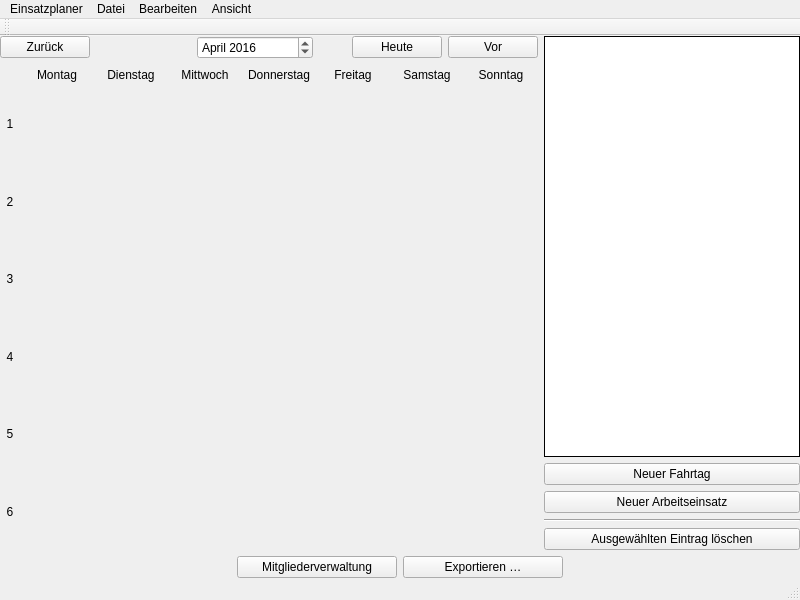
First picture: the form in Programm/Einsatzplaner/mainwindow.ui, repository philjosch/Einsatzplaner, before the edit.
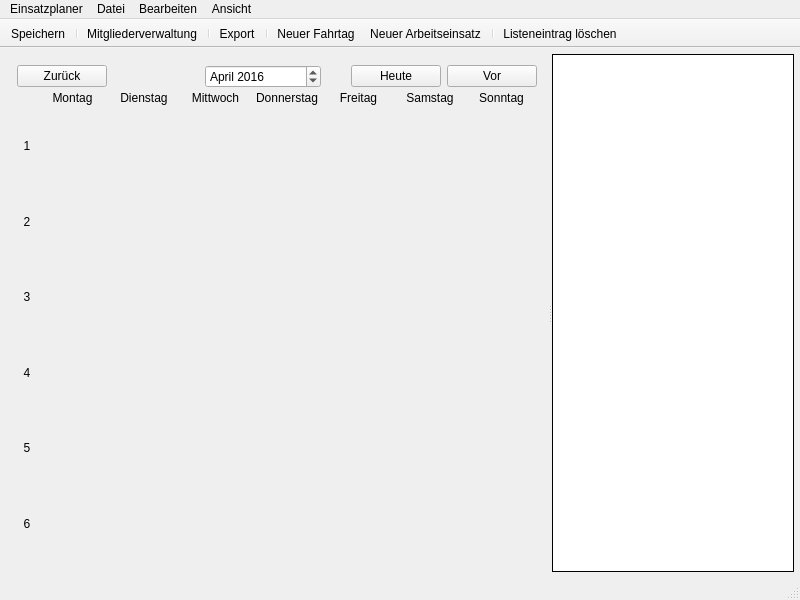
Second picture: the form after the edit. Icons and pictures are not drawn. Custom widgets are drawn as their Qt base class.

Commit message:
ToolBar eingeführt
Personalfenster, Kalender, Personfenster verwenden eine Toolbar, um die häufigen Funktionen bereitzustellen. Entsprechende Buttons wurden entfernt.

```diff
--- a/Programm/Einsatzplaner/mainwindow.ui
+++ b/Programm/Einsatzplaner/mainwindow.ui
@@ -14,22 +14,121 @@
    <string>Neues Dokument – Übersicht</string>
   </property>
   <widget class="QWidget" name="centralWidget">
-   <layout class="QGridLayout" name="gridLayout" rowstretch="0,1,0" columnstretch="2,0">
+   <layout class="QGridLayout" name="gridLayout">
     <property name="leftMargin">
-     <number>0</number>
+     <number>6</number>
     </property>
     <property name="topMargin">
-     <number>0</number>
+     <number>6</number>
     </property>
     <property name="rightMargin">
-     <number>0</number>
+     <number>6</number>
     </property>
     <property name="bottomMargin">
-     <number>0</number>
+     <number>6</number>
     </property>
+    <item row="0" column="0">
+     <widget class="QSplitter" name="splitter">
+      <property name="orientation">
+       <enum>Qt::Horizontal</enum>
+      </property>
+      <widget class="QWidget" name="layoutWidget">
+       <layout class="QGridLayout" name="gridLayout_3" rowstretch="0,1">
     <property name="spacing">
+         <number>0</number>
+        </property>
+        <item row="0" column="0">
+         <layout class="QGridLayout" name="gridKopf" columnstretch="0,0,0,0,0,0">
+          <property name="horizontalSpacing">
      <number>6</number>
     </property>
+          <property name="verticalSpacing">
+           <number>0</number>
+          </property>
+          <item row="0" column="0">
+           <widget class="QPushButton" name="buttonPrev">
+            <property name="minimumSize">
+             <size>
+              <width>90</width>
+              <height>0</height>
+             </size>
+            </property>
+            <property name="text">
+             <string>Zurück</string>
+            </property>
+           </widget>
+          </item>
+          <item row="0" column="1">
+           <spacer name="horizontalSpacer_3">
+            <property name="orientation">
+             <enum>Qt::Horizontal</enum>
+            </property>
+            <property name="sizeHint" stdset="0">
+             <size>
+              <width>108</width>
+              <height>20</height>
+             </size>
+            </property>
+           </spacer>
+          </item>
+          <item row="0" column="4">
+           <widget class="QPushButton" name="buttonToday">
+            <property name="minimumSize">
+             <size>
+              <width>90</width>
+              <height>0</height>
+             </size>
+            </property>
+            <property name="text">
+             <string>Heute</string>
+            </property>
+           </widget>
+          </item>
+          <item row="0" column="3">
+           <spacer name="horizontalSpacer_4">
+            <property name="orientation">
+             <enum>Qt::Horizontal</enum>
+            </property>
+            <property name="sizeHint" stdset="0">
+             <size>
+              <width>40</width>
+              <height>20</height>
+             </size>
+            </property>
+           </spacer>
+          </item>
+          <item row="0" column="5">
+           <widget class="QPushButton" name="buttonNext">
+            <property name="minimumSize">
+             <size>
+              <width>90</width>
+              <height>0</height>
+             </size>
+            </property>
+            <property name="text">
+             <string>Vor</string>
+            </property>
+           </widget>
+          </item>
+          <item row="0" column="2">
+           <widget class="QDateEdit" name="dateSelector">
+            <property name="currentSection">
+             <enum>QDateTimeEdit::MonthSection</enum>
+            </property>
+            <property name="displayFormat">
+             <string>MMMM yyyy</string>
+            </property>
+            <property name="date">
+             <date>
+              <year>2016</year>
+              <month>4</month>
+              <day>3</day>
+             </date>
+            </property>
+           </widget>
+          </item>
+         </layout>
+        </item>
     <item row="1" column="0">
      <layout class="QGridLayout" name="gridKalender" rowstretch="0,1,1,1,1,1,1">
       <property name="spacing">
@@ -619,104 +718,8 @@
       </item>
      </layout>
     </item>
-    <item row="0" column="0">
-     <layout class="QGridLayout" name="gridKopf" columnstretch="0,0,0,0,0,0">
-      <property name="horizontalSpacing">
-       <number>6</number>
-      </property>
-      <property name="verticalSpacing">
-       <number>0</number>
-      </property>
-      <item row="0" column="0">
-       <widget class="QPushButton" name="buttonPrev">
-        <property name="minimumSize">
-         <size>
-          <width>90</width>
-          <height>0</height>
-         </size>
-        </property>
-        <property name="text">
-         <string>Zurück</string>
-        </property>
-       </widget>
-      </item>
-      <item row="0" column="1">
-       <spacer name="horizontalSpacer_3">
-        <property name="orientation">
-         <enum>Qt::Horizontal</enum>
-        </property>
-        <property name="sizeHint" stdset="0">
-         <size>
-          <width>108</width>
-          <height>20</height>
-         </size>
-        </property>
-       </spacer>
-      </item>
-      <item row="0" column="4">
-       <widget class="QPushButton" name="buttonToday">
-        <property name="minimumSize">
-         <size>
-          <width>90</width>
-          <height>0</height>
-         </size>
-        </property>
-        <property name="text">
-         <string>Heute</string>
-        </property>
-       </widget>
-      </item>
-      <item row="0" column="3">
-       <spacer name="horizontalSpacer_4">
-        <property name="orientation">
-         <enum>Qt::Horizontal</enum>
-        </property>
-        <property name="sizeHint" stdset="0">
-         <size>
-          <width>40</width>
-          <height>20</height>
-         </size>
-        </property>
-       </spacer>
-      </item>
-      <item row="0" column="5">
-       <widget class="QPushButton" name="buttonNext">
-        <property name="minimumSize">
-         <size>
-          <width>90</width>
-          <height>0</height>
-         </size>
-        </property>
-        <property name="text">
-         <string>Vor</string>
-        </property>
-       </widget>
-      </item>
-      <item row="0" column="2">
-       <widget class="QDateEdit" name="dateSelector">
-        <property name="currentSection">
-         <enum>QDateTimeEdit::MonthSection</enum>
-        </property>
-        <property name="displayFormat">
-         <string>MMMM yyyy</string>
-        </property>
-        <property name="date">
-         <date>
-          <year>2016</year>
-          <month>4</month>
-          <day>3</day>
-         </date>
-        </property>
-       </widget>
-      </item>
-     </layout>
-    </item>
-    <item row="0" column="1" rowspan="2">
-     <layout class="QGridLayout" name="gridListe">
-      <property name="verticalSpacing">
-       <number>6</number>
-      </property>
-      <item row="0" column="0">
+       </layout>
+      </widget>
        <widget class="QListWidget" name="listWidget">
         <property name="minimumSize">
          <size>
@@ -731,110 +734,7 @@
          <enum>QFrame::Plain</enum>
         </property>
        </widget>
-      </item>
-      <item row="1" column="0">
-       <widget class="QPushButton" name="buttonAddFahrtag">
-        <property name="minimumSize">
-         <size>
-          <width>170</width>
-          <height>0</height>
-         </size>
-        </property>
-        <property name="text">
-         <string>Neuer Fahrtag</string>
-        </property>
-       </widget>
-      </item>
-      <item row="2" column="0">
-       <widget class="QPushButton" name="buttonAddActivity">
-        <property name="minimumSize">
-         <size>
-          <width>170</width>
-          <height>0</height>
-         </size>
-        </property>
-        <property name="text">
-         <string>Neuer Arbeitseinsatz</string>
-        </property>
-       </widget>
-      </item>
-      <item row="3" column="0">
-       <widget class="Line" name="line">
-        <property name="orientation">
-         <enum>Qt::Horizontal</enum>
-        </property>
-       </widget>
-      </item>
-      <item row="4" column="0">
-       <widget class="QPushButton" name="buttonDelete">
-        <property name="minimumSize">
-         <size>
-          <width>205</width>
-          <height>0</height>
-         </size>
-        </property>
-        <property name="text">
-         <string>Ausgewählten Eintrag löschen</string>
-        </property>
-       </widget>
-      </item>
-     </layout>
-    </item>
-    <item row="2" column="0" colspan="2">
-     <layout class="QGridLayout" name="gridFuss">
-      <item row="0" column="0">
-       <spacer name="horizontalSpacer">
-        <property name="orientation">
-         <enum>Qt::Horizontal</enum>
-        </property>
-        <property name="sizeHint" stdset="0">
-         <size>
-          <width>326</width>
-          <height>20</height>
-         </size>
-        </property>
-       </spacer>
-      </item>
-      <item row="0" column="1">
-       <widget class="QPushButton" name="buttonPersonal">
-        <property name="minimumSize">
-         <size>
-          <width>160</width>
-          <height>0</height>
-         </size>
-        </property>
-        <property name="text">
-         <string>Mitgliederverwaltung</string>
-        </property>
-       </widget>
-      </item>
-      <item row="0" column="2">
-       <widget class="QPushButton" name="buttonExport">
-        <property name="minimumSize">
-         <size>
-          <width>160</width>
-          <height>0</height>
-         </size>
-        </property>
-        <property name="text">
-         <string>Exportieren …</string>
-        </property>
-       </widget>
-      </item>
-      <item row="0" column="3">
-       <spacer name="horizontalSpacer_2">
-        <property name="orientation">
-         <enum>Qt::Horizontal</enum>
-        </property>
-        <property name="sizeHint" stdset="0">
-         <size>
-          <width>326</width>
-          <height>20</height>
-         </size>
-        </property>
-       </spacer>
-      </item>
-     </layout>
+     </widget>
     </item>
    </layout>
   </widget>
@@ -854,8 +754,9 @@
     <property name="title">
      <string>Bearbeiten</string>
     </property>
-    <addaction name="actionNeuer_Fahrtag"/>
-    <addaction name="actionNeuer_Arbeitseinsatz"/>
+    <addaction name="actionNeuFahrtag"/>
+    <addaction name="actionNeuArbeitseinsatz"/>
+    <addaction name="actionLoeschen"/>
    </widget>
    <widget class="QMenu" name="menuDatei">
     <property name="title">
@@ -890,6 +791,7 @@
      <string>Ansicht</string>
     </property>
     <addaction name="actionPersonal"/>
+    <addaction name="actionToolbar"/>
    </widget>
    <widget class="QMenu" name="menuApp">
     <property name="title">
@@ -908,15 +810,44 @@
    <addaction name="menuAnsicht"/>
   </widget>
   <widget class="QToolBar" name="mainToolBar">
+   <property name="movable">
+    <bool>false</bool>
+   </property>
+   <property name="allowedAreas">
+    <set>Qt::TopToolBarArea</set>
+   </property>
+   <property name="iconSize">
+    <size>
+     <width>16</width>
+     <height>16</height>
+    </size>
+   </property>
+   <property name="toolButtonStyle">
+    <enum>Qt::ToolButtonTextUnderIcon</enum>
+   </property>
    <attribute name="toolBarArea">
     <enum>TopToolBarArea</enum>
    </attribute>
    <attribute name="toolBarBreak">
     <bool>false</bool>
    </attribute>
+   <addaction name="actionSave"/>
+   <addaction name="separator"/>
+   <addaction name="actionPersonal"/>
+   <addaction name="separator"/>
+   <addaction name="actionExport"/>
+   <addaction name="separator"/>
+   <addaction name="actionNeuFahrtag"/>
+   <addaction name="actionNeuArbeitseinsatz"/>
+   <addaction name="separator"/>
+   <addaction name="actionLoeschen"/>
   </widget>
   <widget class="QStatusBar" name="statusBar"/>
-  <action name="actionNeuer_Fahrtag">
+  <action name="actionNeuFahrtag">
+   <property name="icon">
+    <iconset resource="../icons/icons_rc.qrc">
+     <normaloff>:/icon/travel-train.svg</normaloff>:/icon/travel-train.svg</iconset>
+   </property>
    <property name="text">
     <string>Neuer Fahrtag</string>
    </property>
@@ -926,8 +857,15 @@
    <property name="shortcutContext">
     <enum>Qt::WindowShortcut</enum>
    </property>
+   <property name="iconVisibleInMenu">
+    <bool>false</bool>
+   </property>
   </action>
-  <action name="actionNeuer_Arbeitseinsatz">
+  <action name="actionNeuArbeitseinsatz">
+   <property name="icon">
+    <iconset resource="../icons/icons_rc.qrc">
+     <normaloff>:/icon/wrench.svg</normaloff>:/icon/wrench.svg</iconset>
+   </property>
    <property name="text">
     <string>Neuer Arbeitseinsatz</string>
    </property>
@@ -937,6 +875,9 @@
    <property name="shortcutContext">
     <enum>Qt::WindowShortcut</enum>
    </property>
+   <property name="iconVisibleInMenu">
+    <bool>false</bool>
+   </property>
   </action>
   <action name="actionNew">
    <property name="text">
@@ -961,6 +902,10 @@
    </property>
   </action>
   <action name="actionSave">
+   <property name="icon">
+    <iconset resource="../icons/icons_rc.qrc">
+     <normaloff>:/icon/save-disk.svg</normaloff>:/icon/save-disk.svg</iconset>
+   </property>
    <property name="text">
     <string>Speichern</string>
    </property>
@@ -970,6 +915,9 @@
    <property name="shortcutContext">
     <enum>Qt::WindowShortcut</enum>
    </property>
+   <property name="iconVisibleInMenu">
+    <bool>false</bool>
+   </property>
   </action>
   <action name="actionSaveas">
    <property name="text">
@@ -1008,6 +956,10 @@
    <property name="checkable">
     <bool>false</bool>
    </property>
+   <property name="icon">
+    <iconset resource="../icons/icons_rc.qrc">
+     <normaloff>:/icon/user-group.svg</normaloff>:/icon/user-group.svg</iconset>
+   </property>
    <property name="text">
     <string>Mitgliederverwaltung</string>
    </property>
@@ -1017,11 +969,18 @@
    <property name="shortcutContext">
     <enum>Qt::WindowShortcut</enum>
    </property>
+   <property name="iconVisibleInMenu">
+    <bool>false</bool>
+   </property>
   </action>
   <action name="actionExport">
    <property name="checkable">
     <bool>false</bool>
    </property>
+   <property name="icon">
+    <iconset resource="../icons/icons_rc.qrc">
+     <normaloff>:/icon/upload.svg</normaloff>:/icon/upload.svg</iconset>
+   </property>
    <property name="text">
     <string>Export</string>
    </property>
@@ -1031,6 +990,9 @@
    <property name="shortcutContext">
     <enum>Qt::ApplicationShortcut</enum>
    </property>
+   <property name="iconVisibleInMenu">
+    <bool>false</bool>
+   </property>
   </action>
   <action name="actionHauptfenster">
    <property name="checkable">
@@ -1114,6 +1076,26 @@
     <string>Eigenschaften</string>
    </property>
   </action>
+  <action name="actionLoeschen">
+   <property name="icon">
+    <iconset resource="../icons/icons_rc.qrc">
+     <normaloff>:/icon/minus-solid.svg</normaloff>:/icon/minus-solid.svg</iconset>
+   </property>
+   <property name="text">
+    <string>Listeneintrag löschen</string>
+   </property>
+   <property name="iconVisibleInMenu">
+    <bool>false</bool>
+   </property>
+  </action>
+  <action name="actionToolbar">
+   <property name="checkable">
+    <bool>true</bool>
+   </property>
+   <property name="text">
+    <string>Toolbar</string>
+   </property>
+  </action>
  </widget>
  <layoutdefault spacing="6" margin="11"/>
  <customwidgets>
```
Left out of the diff: 83 changed lines with no effect on the pictures. Lines whose indentation alone changed are shown as unchanged. The commit also changes 31 other files.
